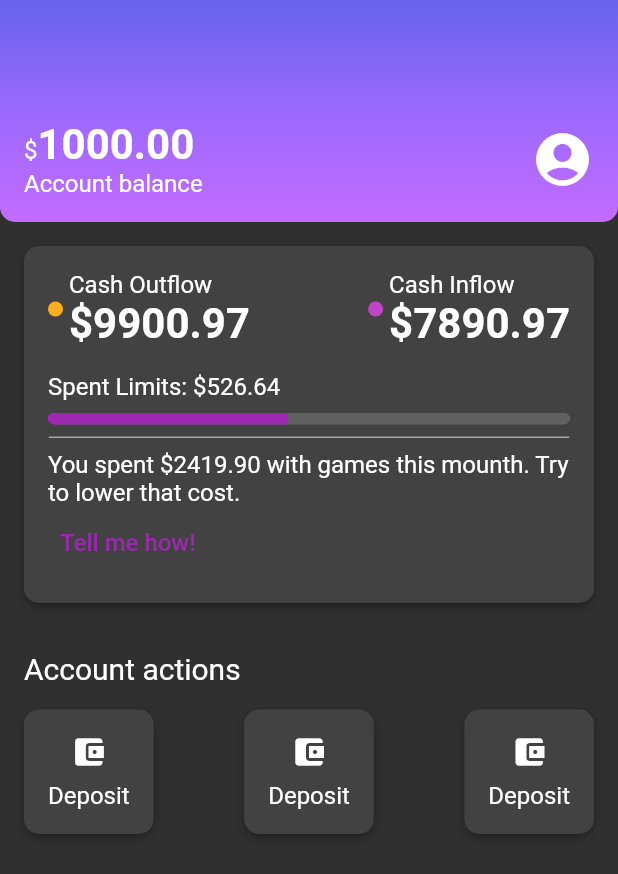
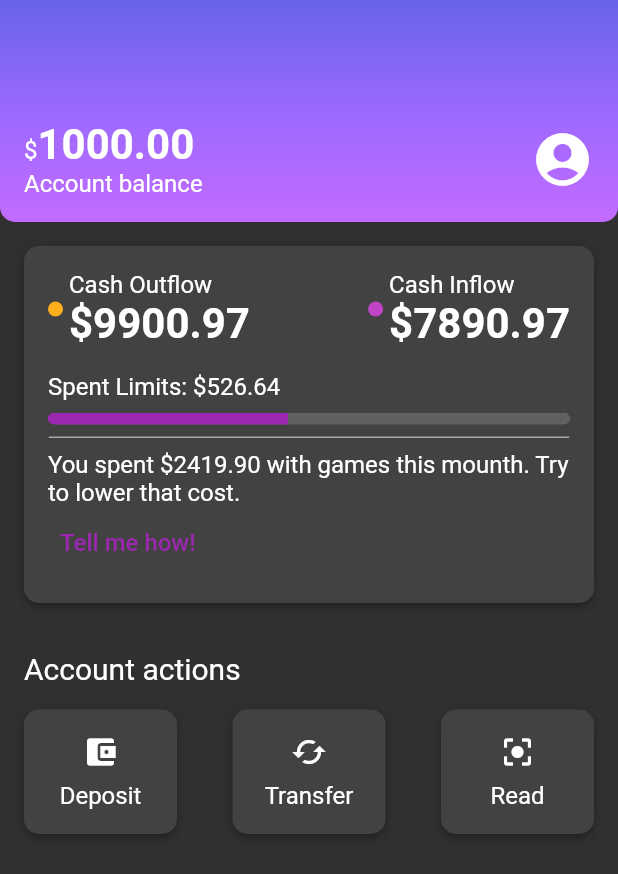
Before and after one commit to alvaronogueira/alubank, a Flutter app: the screen it shows after launch, on a phone screen of 412 x 824 dp. Shown: the top 874 px of the screen. Run offline on Flutter 3.47's test engine with Material 2 defaults, Android fonts, the phone set to English and light mode, and no system bars.

Commit message:
update account_actions

```diff
--- a/lib/components/sections/account_actions.dart
+++ b/lib/components/sections/account_actions.dart
@@ -21,22 +21,31 @@ class AccountActions extends StatelessWidget {
           Row(
             mainAxisAlignment: MainAxisAlignment.spaceBetween,
             children: [
-              BoxCard(
+              InkWell(
+                onTap: (){},
+                child: BoxCard(
                   boxContent: _AccountActionsContent(
                     icon: Icon(Icons.account_balance_wallet),
                     text: 'Deposit',
                   ),
                 ),
-              BoxCard(
+              ),
+              InkWell(
+                onTap: (){},
+                child: BoxCard(
                   boxContent: _AccountActionsContent(
-                  icon: Icon(Icons.account_balance_wallet),
-                  text: 'Deposit',
+                    icon: Icon(Icons.cached),
+                    text: 'Transfer',
                   ),
                 ),
-              BoxCard(
+              ),
+              InkWell(
+                onTap: (){},
+                child: BoxCard(
                   boxContent: _AccountActionsContent(
-                  icon: Icon(Icons.account_balance_wallet),
-                  text: 'Deposit',
+                    icon: Icon(Icons.center_focus_strong),
+                    text: 'Read',
+                  ),
                 ),
               ),
             ],
@@ -56,7 +65,9 @@ class _AccountActionsContent extends StatelessWidget {
 
   @override
   Widget build(BuildContext context) {
-    return Column(
+    return Container(
+      width: 70,
+      child: Column(
         children: [
           Padding(
             padding: const EdgeInsets.only(bottom: 8.0),
@@ -64,6 +75,7 @@ class _AccountActionsContent extends StatelessWidget {
           ),
           Text(text),
         ],
+      ),
     );
   }
 }
```
Lines whose indentation alone changed are shown as unchanged.
